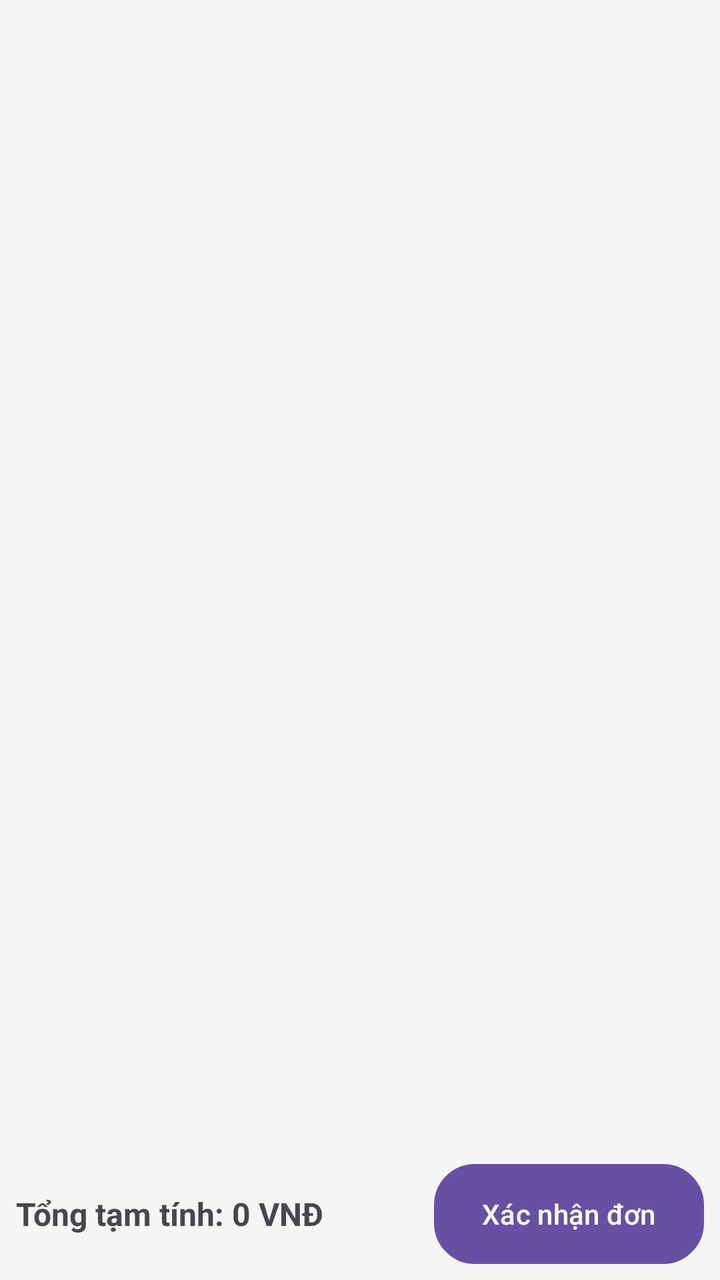
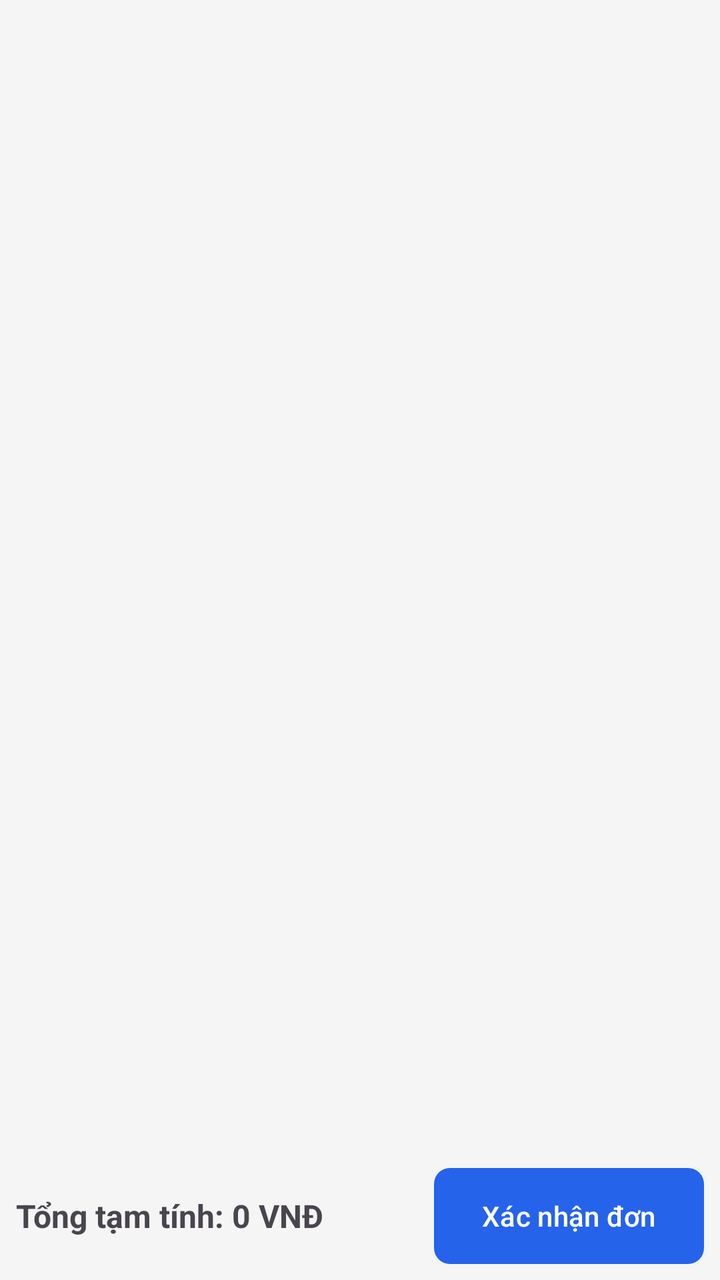

Screens rendered from an Android XML layout before and after an edit, with the pre-edit source and the edit as a unified diff.
<!-- AndroidManifest.xml: application theme Theme.Billards -->
<!-- res/layout/fragment_order.xml -->
<?xml version="1.0" encoding="utf-8"?>
<LinearLayout xmlns:android="http://schemas.android.com/apk/res/android"
    xmlns:app="http://schemas.android.com/apk/res-auto"
    xmlns:tools="http://schemas.android.com/tools"
    android:layout_width="match_parent"
    android:layout_height="match_parent"
    android:orientation="vertical"
    android:background="#F5F5F5"
    tools:context=".Fragment.OrderFragment">

    <androidx.recyclerview.widget.RecyclerView
        android:id="@+id/rvProducts"
        android:layout_width="match_parent"
        android:layout_height="0dp"
        android:layout_weight="1"
        android:padding="8dp"
        android:scrollbars="vertical" />

    <LinearLayout
        android:layout_width="match_parent"
        android:layout_height="wrap_content"
        android:orientation="horizontal"
        android:padding="8dp"
        android:gravity="center_vertical">

        <TextView
            android:id="@+id/tv_temp_total"
            android:layout_width="0dp"
            android:layout_height="wrap_content"
            android:layout_weight="1"
            android:text="Tổng tạm tính: 0 VNĐ"
            android:textSize="16sp"
            android:textStyle="bold" />

        <Button
            android:id="@+id/btn_confirm_order"
            android:layout_width="wrap_content"
            android:layout_height="wrap_content"
            android:text="Xác nhận đơn"
            android:background="@drawable/custom_btn_login" />
    </LinearLayout>

</LinearLayout>
<!-- resources referenced by this layout -->
<resources>
  <!-- drawable custom_btn_login (drawable) -->
  <?xml version="1.0" encoding="utf-8"?>
  <shape
      android:shape="rectangle"
  
      xmlns:android="http://schemas.android.com/apk/res/android">
      <size android:width="100dp"
          android:height="50dp"/>
      <gradient
          android:startColor="#2C2D35"
          android:endColor="#1B1C22"
          android:angle="270" />
      <corners android:radius="20dp"/>
      <stroke
          android:width="1dp"
          android:color="#3A3B45" />
  
  </shape>
  <style name="Theme.Billards" parent="Base.Theme.Billards" />
  <style name="Base.Theme.Billards" parent="Theme.Material3.DayNight.NoActionBar">
          
          
      </style>
</resources>

<!-- the commit's change to res/layout/fragment_order.xml (unified diff, before → after) -->
@@ -32,12 +32,12 @@
             android:textSize="16sp"
             android:textStyle="bold" />
 
-        <Button
+        <com.google.android.material.button.MaterialButton
             android:id="@+id/btn_confirm_order"
+            style="@style/Widget.Billards.Button.Primary"
             android:layout_width="wrap_content"
             android:layout_height="wrap_content"
-            android:text="Xác nhận đơn"
-            android:background="@drawable/custom_btn_login" />
+            android:text="Xác nhận đơn" />
     </LinearLayout>
 
 </LinearLayout>
<!-- resource entries referenced after the edit -->
@@ -1,27 +1,26 @@
 <!-- resources referenced by this layout -->
 <resources>
-  <!-- drawable custom_btn_login (drawable) -->
-  <?xml version="1.0" encoding="utf-8"?>
-  <shape
-      android:shape="rectangle"
-  
-      xmlns:android="http://schemas.android.com/apk/res/android">
-      <size android:width="100dp"
-          android:height="50dp"/>
-      <gradient
-          android:startColor="#2C2D35"
-          android:endColor="#1B1C22"
-          android:angle="270" />
-      <corners android:radius="20dp"/>
-      <stroke
-          android:width="1dp"
-          android:color="#3A3B45" />
-  
-  </shape>
+  <style name="Widget.Billards.Button.Primary" parent="Widget.Material3.Button">
+          <item name="backgroundTint">@color/blue_600</item>
+          <item name="android:textColor">@color/white</item>
+          <item name="cornerRadius">8dp</item>
+          <item name="android:textAllCaps">false</item>
+          <item name="android:insetTop">0dp</item>
+          <item name="android:insetBottom">0dp</item>
+          <item name="android:fontFamily">sans-serif-medium</item>
+      </style>
   <style name="Theme.Billards" parent="Base.Theme.Billards" />
+  <color name="blue_600">#2563EB</color>
+  <color name="white">#FFFFFFFF</color>
   <style name="Base.Theme.Billards" parent="Theme.Material3.DayNight.NoActionBar">
           
+          <item name="colorPrimary">@color/primary</item>
+          <item name="android:windowBackground">@color/background</item>
           
+          
+          <item name="materialButtonStyle">@style/Widget.Billards.Button.Primary</item>
       </style>
+  <color name="primary">#030213</color>
+  <color name="background">#FFFFFF</color>
 </resources>
 
